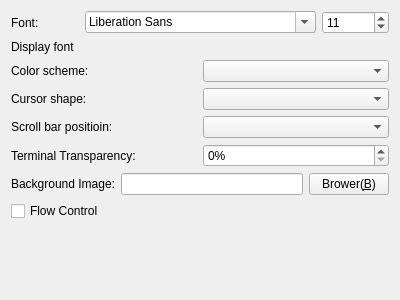
The window that Viewer/Plugins/FrmTerminalAppearanceSettings.ui (KangLin/RabbitRemoteControl) describes before a commit, drawn with Qt 5.
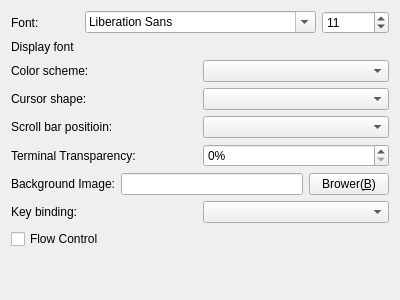
The same window after the commit.

Commit message: Terminal: add key binding

Patch:
```diff
--- a/Viewer/Plugins/FrmTerminalAppearanceSettings.ui
+++ b/Viewer/Plugins/FrmTerminalAppearanceSettings.ui
@@ -130,13 +130,27 @@
     </layout>
    </item>
    <item row="7" column="0">
+    <layout class="QHBoxLayout" name="horizontalLayout_4">
+     <item>
+      <widget class="QLabel" name="label_7">
+       <property name="text">
+        <string>Key binding:</string>
+       </property>
+      </widget>
+     </item>
+     <item>
+      <widget class="QComboBox" name="cbKeyBinding"/>
+     </item>
+    </layout>
+   </item>
+   <item row="8" column="0">
     <widget class="QCheckBox" name="cbFlowControl">
      <property name="text">
       <string>Flow Control</string>
      </property>
     </widget>
    </item>
-   <item row="8" column="0">
+   <item row="9" column="0">
     <spacer name="verticalSpacer">
      <property name="orientation">
       <enum>Qt::Vertical</enum>
```
The commit also changes 9 other files.
